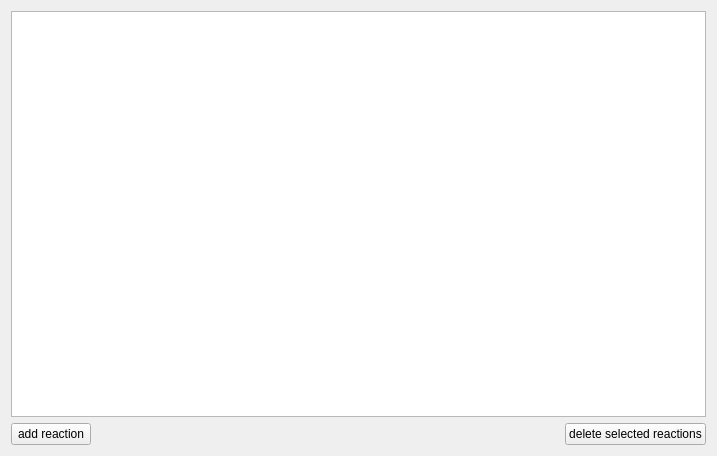
Old version of the form ui/reactionWidget.ui in the repository haskelladdict/mcellGUI.
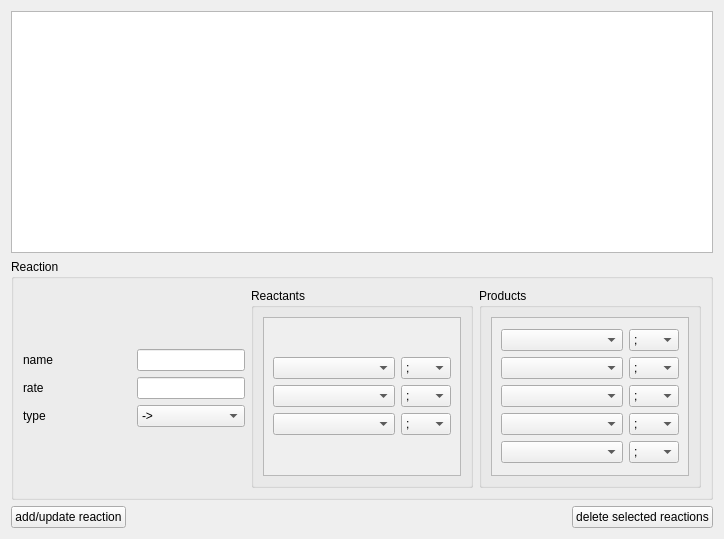
New version of the form.

Commit message: Completely reworked UI for reaction widget.

Diff of the .ui file:
```diff
--- a/ui/reactionWidget.ui
+++ b/ui/reactionWidget.ui
@@ -6,23 +6,599 @@
    <rect>
     <x>0</x>
     <y>0</y>
-    <width>717</width>
-    <height>456</height>
+    <width>724</width>
+    <height>539</height>
    </rect>
   </property>
   <property name="windowTitle">
    <string>Form</string>
   </property>
-  <layout class="QVBoxLayout" name="verticalLayout">
+  <layout class="QVBoxLayout" name="verticalLayout_4">
    <item>
-    <widget class="QTableView" name="reactTableView"/>
+    <widget class="QListView" name="reactListView"/>
+   </item>
+   <item>
+    <widget class="QGroupBox" name="groupBox">
+     <property name="title">
+      <string>Reaction</string>
+     </property>
+     <layout class="QHBoxLayout" name="horizontalLayout_4">
+      <item>
+       <layout class="QVBoxLayout" name="verticalLayout" stretch="0,0,0">
+        <property name="spacing">
+         <number>-1</number>
+        </property>
+        <property name="sizeConstraint">
+         <enum>QLayout::SetMinimumSize</enum>
+        </property>
+        <item>
+         <spacer name="verticalSpacer_4">
+          <property name="orientation">
+           <enum>Qt::Vertical</enum>
+          </property>
+          <property name="sizeHint" stdset="0">
+           <size>
+            <width>20</width>
+            <height>40</height>
+           </size>
+          </property>
+         </spacer>
+        </item>
+        <item>
+         <layout class="QGridLayout" name="gridLayout" rowstretch="0,0,0">
+          <item row="0" column="0">
+           <widget class="QLabel" name="label">
+            <property name="sizePolicy">
+             <sizepolicy hsizetype="MinimumExpanding" vsizetype="Preferred">
+              <horstretch>0</horstretch>
+              <verstretch>0</verstretch>
+             </sizepolicy>
+            </property>
+            <property name="text">
+             <string>name</string>
+            </property>
+           </widget>
+          </item>
+          <item row="0" column="1">
+           <widget class="QLineEdit" name="nameEdit">
+            <property name="sizePolicy">
+             <sizepolicy hsizetype="MinimumExpanding" vsizetype="Fixed">
+              <horstretch>0</horstretch>
+              <verstretch>0</verstretch>
+             </sizepolicy>
+            </property>
+           </widget>
+          </item>
+          <item row="1" column="0">
+           <widget class="QLabel" name="label_2">
+            <property name="sizePolicy">
+             <sizepolicy hsizetype="MinimumExpanding" vsizetype="Preferred">
+              <horstretch>0</horstretch>
+              <verstretch>0</verstretch>
+             </sizepolicy>
+            </property>
+            <property name="text">
+             <string>rate</string>
+            </property>
+           </widget>
+          </item>
+          <item row="1" column="1">
+           <widget class="QLineEdit" name="rateEdit">
+            <property name="sizePolicy">
+             <sizepolicy hsizetype="MinimumExpanding" vsizetype="Fixed">
+              <horstretch>0</horstretch>
+              <verstretch>0</verstretch>
+             </sizepolicy>
+            </property>
+           </widget>
+          </item>
+          <item row="2" column="0">
+           <widget class="QLabel" name="label_3">
+            <property name="sizePolicy">
+             <sizepolicy hsizetype="MinimumExpanding" vsizetype="Preferred">
+              <horstretch>0</horstretch>
+              <verstretch>0</verstretch>
+             </sizepolicy>
+            </property>
+            <property name="text">
+             <string>type</string>
+            </property>
+           </widget>
+          </item>
+          <item row="2" column="1">
+           <widget class="QComboBox" name="typeCombo">
+            <property name="sizePolicy">
+             <sizepolicy hsizetype="MinimumExpanding" vsizetype="Fixed">
+              <horstretch>0</horstretch>
+              <verstretch>0</verstretch>
+             </sizepolicy>
+            </property>
+            <item>
+             <property name="text">
+              <string>-&gt;</string>
+             </property>
+            </item>
+            <item>
+             <property name="text">
+              <string>&lt;-&gt;</string>
+             </property>
+            </item>
+           </widget>
+          </item>
+         </layout>
+        </item>
+        <item>
+         <spacer name="verticalSpacer">
+          <property name="orientation">
+           <enum>Qt::Vertical</enum>
+          </property>
+          <property name="sizeHint" stdset="0">
+           <size>
+            <width>20</width>
+            <height>40</height>
+           </size>
+          </property>
+         </spacer>
+        </item>
+       </layout>
+      </item>
+      <item>
+       <widget class="QGroupBox" name="groupBox_2">
+        <property name="title">
+         <string>Reactants</string>
+        </property>
+        <layout class="QHBoxLayout" name="horizontalLayout_3">
+         <item>
+          <widget class="QScrollArea" name="scrollArea">
+           <property name="widgetResizable">
+            <bool>true</bool>
+           </property>
+           <widget class="QWidget" name="scrollAreaWidgetContents">
+            <property name="geometry">
+             <rect>
+              <x>0</x>
+              <y>0</y>
+              <width>189</width>
+              <height>216</height>
+             </rect>
+            </property>
+            <layout class="QVBoxLayout" name="verticalLayout_2">
+             <item>
+              <layout class="QGridLayout" name="gridLayout_2">
+               <item row="0" column="0">
+                <widget class="QComboBox" name="reactCombo1"/>
+               </item>
+               <item row="1" column="0">
+                <widget class="QComboBox" name="reactCombo2"/>
+               </item>
+               <item row="2" column="0">
+                <widget class="QComboBox" name="reactCombo3"/>
+               </item>
+               <item row="0" column="1">
+                <widget class="QComboBox" name="orientCombo1">
+                 <property name="maximumSize">
+                  <size>
+                   <width>50</width>
+                   <height>16777215</height>
+                  </size>
+                 </property>
+                 <item>
+                  <property name="text">
+                   <string>;</string>
+                  </property>
+                 </item>
+                 <item>
+                  <property name="text">
+                   <string>'</string>
+                  </property>
+                 </item>
+                 <item>
+                  <property name="text">
+                   <string>''</string>
+                  </property>
+                 </item>
+                 <item>
+                  <property name="text">
+                   <string>'''</string>
+                  </property>
+                 </item>
+                 <item>
+                  <property name="text">
+                   <string>,</string>
+                  </property>
+                 </item>
+                 <item>
+                  <property name="text">
+                   <string>,,</string>
+                  </property>
+                 </item>
+                 <item>
+                  <property name="text">
+                   <string>,,,</string>
+                  </property>
+                 </item>
+                </widget>
+               </item>
+               <item row="1" column="1">
+                <widget class="QComboBox" name="orientCombo2">
+                 <property name="maximumSize">
+                  <size>
+                   <width>50</width>
+                   <height>16777215</height>
+                  </size>
+                 </property>
+                 <item>
+                  <property name="text">
+                   <string>;</string>
+                  </property>
+                 </item>
+                 <item>
+                  <property name="text">
+                   <string>'</string>
+                  </property>
+                 </item>
+                 <item>
+                  <property name="text">
+                   <string>''</string>
+                  </property>
+                 </item>
+                 <item>
+                  <property name="text">
+                   <string>'''</string>
+                  </property>
+                 </item>
+                 <item>
+                  <property name="text">
+                   <string>,</string>
+                  </property>
+                 </item>
+                 <item>
+                  <property name="text">
+                   <string>,,</string>
+                  </property>
+                 </item>
+                 <item>
+                  <property name="text">
+                   <string>,,,</string>
+                  </property>
+                 </item>
+                </widget>
+               </item>
+               <item row="2" column="1">
+                <widget class="QComboBox" name="orientCombo3">
+                 <property name="maximumSize">
+                  <size>
+                   <width>50</width>
+                   <height>16777215</height>
+                  </size>
+                 </property>
+                 <item>
+                  <property name="text">
+                   <string>;</string>
+                  </property>
+                 </item>
+                 <item>
+                  <property name="text">
+                   <string>'</string>
+                  </property>
+                 </item>
+                 <item>
+                  <property name="text">
+                   <string>''</string>
+                  </property>
+                 </item>
+                 <item>
+                  <property name="text">
+                   <string>'''</string>
+                  </property>
+                 </item>
+                 <item>
+                  <property name="text">
+                   <string>,</string>
+                  </property>
+                 </item>
+                 <item>
+                  <property name="text">
+                   <string>,,</string>
+                  </property>
+                 </item>
+                 <item>
+                  <property name="text">
+                   <string>,,,</string>
+                  </property>
+                 </item>
+                </widget>
+               </item>
+              </layout>
+             </item>
+            </layout>
+           </widget>
+          </widget>
+         </item>
+        </layout>
+       </widget>
+      </item>
+      <item>
+       <widget class="QGroupBox" name="groupBox_3">
+        <property name="title">
+         <string>Products</string>
+        </property>
+        <layout class="QHBoxLayout" name="horizontalLayout_2">
+         <item>
+          <widget class="QScrollArea" name="scrollArea_2">
+           <property name="widgetResizable">
+            <bool>true</bool>
+           </property>
+           <widget class="QWidget" name="scrollAreaWidgetContents_2">
+            <property name="geometry">
+             <rect>
+              <x>0</x>
+              <y>0</y>
+              <width>189</width>
+              <height>216</height>
+             </rect>
+            </property>
+            <layout class="QVBoxLayout" name="verticalLayout_3">
+             <item>
+              <layout class="QGridLayout" name="gridLayout_3">
+               <item row="0" column="0">
+                <widget class="QComboBox" name="productCombo1"/>
+               </item>
+               <item row="1" column="0">
+                <widget class="QComboBox" name="productCombo2"/>
+               </item>
+               <item row="2" column="0">
+                <widget class="QComboBox" name="productCombo3"/>
+               </item>
+               <item row="3" column="0">
+                <widget class="QComboBox" name="productCombo4"/>
+               </item>
+               <item row="4" column="0">
+                <widget class="QComboBox" name="productCombo5"/>
+               </item>
+               <item row="0" column="1">
+                <widget class="QComboBox" name="orientCombo4">
+                 <property name="maximumSize">
+                  <size>
+                   <width>50</width>
+                   <height>16777215</height>
+                  </size>
+                 </property>
+                 <item>
+                  <property name="text">
+                   <string>;</string>
+                  </property>
+                 </item>
+                 <item>
+                  <property name="text">
+                   <string>'</string>
+                  </property>
+                 </item>
+                 <item>
+                  <property name="text">
+                   <string>''</string>
+                  </property>
+                 </item>
+                 <item>
+                  <property name="text">
+                   <string>'''</string>
+                  </property>
+                 </item>
+                 <item>
+                  <property name="text">
+                   <string>,</string>
+                  </property>
+                 </item>
+                 <item>
+                  <property name="text">
+                   <string>,,</string>
+                  </property>
+                 </item>
+                 <item>
+                  <property name="text">
+                   <string>,,,</string>
+                  </property>
+                 </item>
+                </widget>
+               </item>
+               <item row="1" column="1">
+                <widget class="QComboBox" name="orientCombo5">
+                 <property name="maximumSize">
+                  <size>
+                   <width>50</width>
+                   <height>16777215</height>
+                  </size>
+                 </property>
+                 <item>
+                  <property name="text">
+                   <string>;</string>
+                  </property>
+                 </item>
+                 <item>
+                  <property name="text">
+                   <string>'</string>
+                  </property>
+                 </item>
+                 <item>
+                  <property name="text">
+                   <string>''</string>
+                  </property>
+                 </item>
+                 <item>
+                  <property name="text">
+                   <string>'''</string>
+                  </property>
+                 </item>
+                 <item>
+                  <property name="text">
+                   <string>,</string>
+                  </property>
+                 </item>
+                 <item>
+                  <property name="text">
+                   <string>,,</string>
+                  </property>
+                 </item>
+                 <item>
+                  <property name="text">
+                   <string>,,,</string>
+                  </property>
+                 </item>
+                </widget>
+               </item>
+               <item row="2" column="1">
+                <widget class="QComboBox" name="orientCombo6">
+                 <property name="maximumSize">
+                  <size>
+                   <width>50</width>
+                   <height>16777215</height>
+                  </size>
+                 </property>
+                 <item>
+                  <property name="text">
+                   <string>;</string>
+                  </property>
+                 </item>
+                 <item>
+                  <property name="text">
+                   <string>'</string>
+                  </property>
+                 </item>
+                 <item>
+                  <property name="text">
+                   <string>''</string>
+                  </property>
+                 </item>
+                 <item>
+                  <property name="text">
+                   <string>'''</string>
+                  </property>
+                 </item>
+                 <item>
+                  <property name="text">
+                   <string>,</string>
+                  </property>
+                 </item>
+                 <item>
+                  <property name="text">
+                   <string>,,</string>
+                  </property>
+                 </item>
+                 <item>
+                  <property name="text">
+                   <string>,,,</string>
+                  </property>
+                 </item>
+                </widget>
+               </item>
+               <item row="3" column="1">
+                <widget class="QComboBox" name="orientCombo7">
+                 <property name="maximumSize">
+                  <size>
+                   <width>50</width>
+                   <height>16777215</height>
+                  </size>
+                 </property>
+                 <item>
+                  <property name="text">
+                   <string>;</string>
+                  </property>
+                 </item>
+                 <item>
+                  <property name="text">
+                   <string>'</string>
+                  </property>
+                 </item>
+                 <item>
+                  <property name="text">
+                   <string>''</string>
+                  </property>
+                 </item>
+                 <item>
+                  <property name="text">
+                   <string>'''</string>
+                  </property>
+                 </item>
+                 <item>
+                  <property name="text">
+                   <string>,</string>
+                  </property>
+                 </item>
+                 <item>
+                  <property name="text">
+                   <string>,,</string>
+                  </property>
+                 </item>
+                 <item>
+                  <property name="text">
+                   <string>,,,</string>
+                  </property>
+                 </item>
+                </widget>
+               </item>
+               <item row="4" column="1">
+                <widget class="QComboBox" name="orientCombo8">
+                 <property name="maximumSize">
+                  <size>
+                   <width>50</width>
+                   <height>16777215</height>
+                  </size>
+                 </property>
+                 <item>
+                  <property name="text">
+                   <string>;</string>
+                  </property>
+                 </item>
+                 <item>
+                  <property name="text">
+                   <string>'</string>
+                  </property>
+                 </item>
+                 <item>
+                  <property name="text">
+                   <string>''</string>
+                  </property>
+                 </item>
+                 <item>
+                  <property name="text">
+                   <string>'''</string>
+                  </property>
+                 </item>
+                 <item>
+                  <property name="text">
+                   <string>,</string>
+                  </property>
+                 </item>
+                 <item>
+                  <property name="text">
+                   <string>,,</string>
+                  </property>
+                 </item>
+                 <item>
+                  <property name="text">
+                   <string>,,,</string>
+                  </property>
+                 </item>
+                </widget>
+               </item>
+              </layout>
+             </item>
+            </layout>
+           </widget>
+          </widget>
+         </item>
+        </layout>
+       </widget>
+      </item>
+     </layout>
+    </widget>
    </item>
    <item>
     <layout class="QHBoxLayout" name="horizontalLayout">
      <item>
       <widget class="QPushButton" name="addReactionButton">
        <property name="text">
-        <string>add reaction</string>
+        <string>add/update reaction</string>
        </property>
       </widget>
      </item>
```
Left out of the diff: 6 changed lines with no effect on the pictures. The commit also changes 3 other files.
